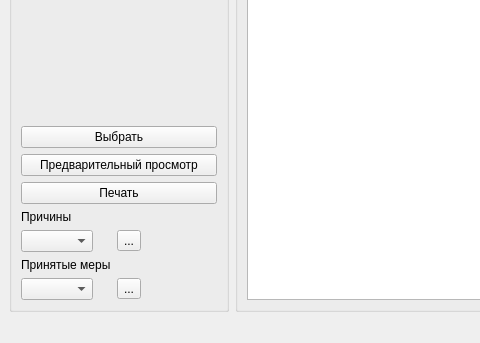
Qt form m_db/MainWindow.ui (xXRadioHeadXx/start7) before a commit; both pictures show x 0 to 480 and y 257 to 600 of the 800 by 600 pixel window.
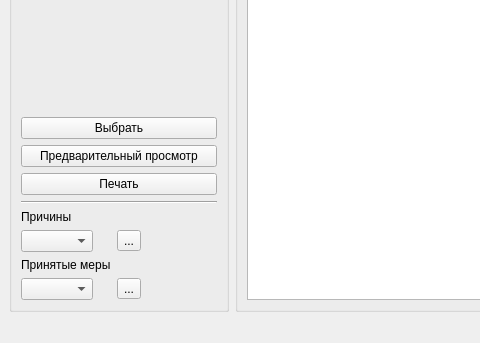
The same form after that commit.

What changed in the file:
```diff
--- a/m_db/MainWindow.ui
+++ b/m_db/MainWindow.ui
@@ -109,6 +109,13 @@
          </property>
         </widget>
        </item>
+       <item>
+        <widget class="Line" name="line">
+         <property name="orientation">
+          <enum>Qt::Horizontal</enum>
+         </property>
+        </widget>
+       </item>
        <item>
         <layout class="QFormLayout" name="formLayout_2">
          <property name="sizeConstraint">
```
